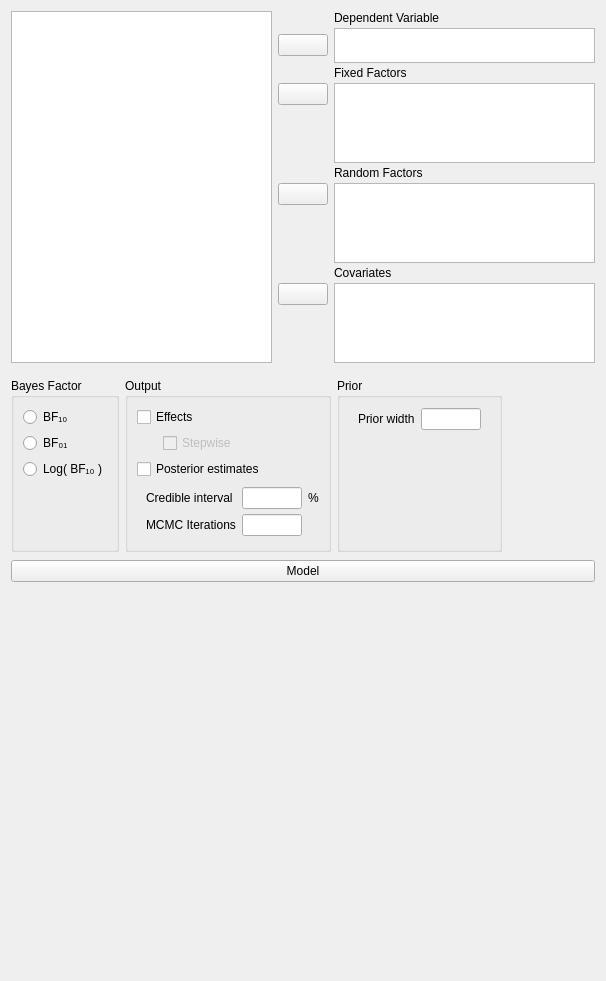
Old version of the form JASP-Desktop/analysisforms/ancovabayesianform.ui in the repository jasp-stats/jasp-desktop.
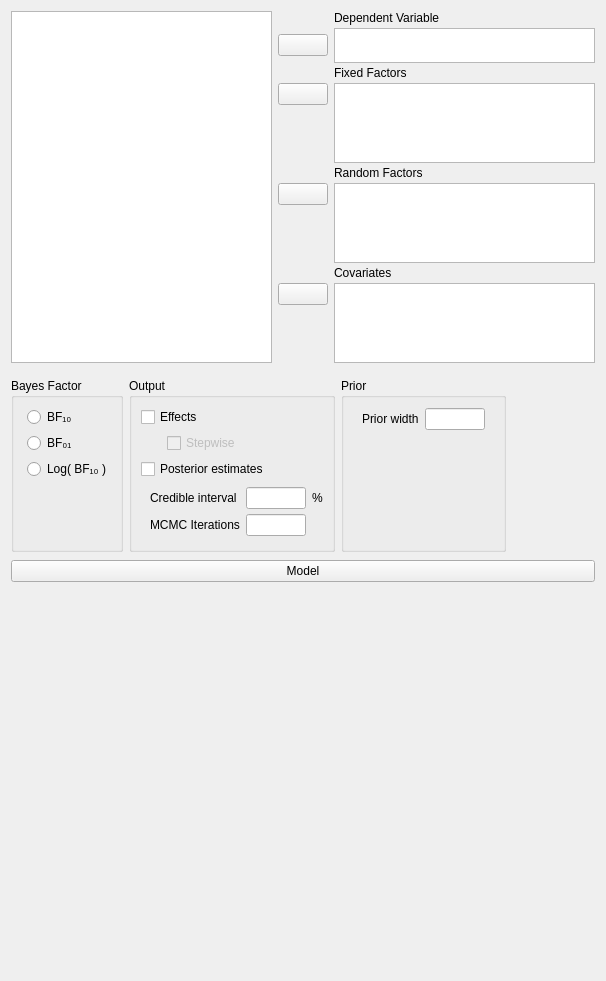
New version of the form. Custom widgets are drawn as their Qt base class.

Patch:
```diff
--- a/JASP-Desktop/analysisforms/ancovabayesianform.ui
+++ b/JASP-Desktop/analysisforms/ancovabayesianform.ui
@@ -390,6 +390,9 @@
          <bool>false</bool>
         </property>
         <layout class="QGridLayout" name="gridLayout_13">
+         <property name="leftMargin">
+          <number>13</number>
+         </property>
          <item row="0" column="0">
           <widget class="QRadioButton" name="_1">
            <property name="sizePolicy">
```
